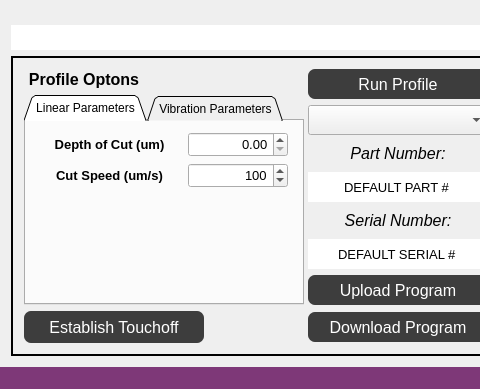
Before: the Qt Designer form src/ECM_gui/ECM_controller_gui.ui in dmherrington/ECM-Control-System, drawn with Qt 5; both pictures show x 0 to 480 and y 357 to 746 of the 1040 by 746 pixel window.
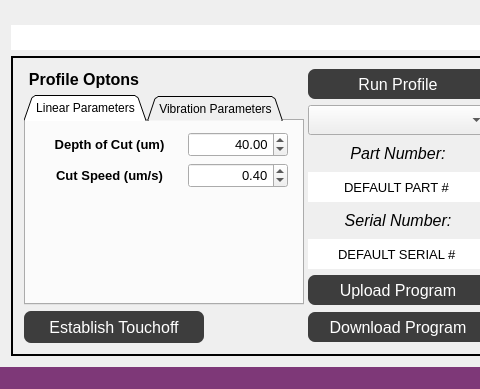
After: the same form once the commit is applied. The open tabs and pages were chosen to show the change. Custom widgets are drawn as their Qt base class.

```diff
--- a/src/ECM_gui/ECM_controller_gui.ui
+++ b/src/ECM_gui/ECM_controller_gui.ui
@@ -655,42 +655,6 @@
                </property>
               </widget>
              </item>
-             <item row="1" column="1">
-              <widget class="QSpinBox" name="spinBox_CutSpeed">
-               <property name="sizePolicy">
-                <sizepolicy hsizetype="Fixed" vsizetype="Fixed">
-                 <horstretch>0</horstretch>
-                 <verstretch>0</verstretch>
-                </sizepolicy>
-               </property>
-               <property name="minimumSize">
-                <size>
-                 <width>100</width>
-                 <height>25</height>
-                </size>
-               </property>
-               <property name="font">
-                <font>
-                 <pointsize>10</pointsize>
-                </font>
-               </property>
-               <property name="alignment">
-                <set>Qt::AlignRight|Qt::AlignTrailing|Qt::AlignVCenter</set>
-               </property>
-               <property name="minimum">
-                <number>1</number>
-               </property>
-               <property name="maximum">
-                <number>10000</number>
-               </property>
-               <property name="singleStep">
-                <number>10</number>
-               </property>
-               <property name="value">
-                <number>100</number>
-               </property>
-              </widget>
-             </item>
              <item row="0" column="1">
               <widget class="QDoubleSpinBox" name="doubleSpinBox_CutDepth">
                <property name="sizePolicy">
@@ -713,6 +677,39 @@
                <property name="alignment">
                 <set>Qt::AlignRight|Qt::AlignTrailing|Qt::AlignVCenter</set>
                </property>
+               <property name="value">
+                <double>40.000000000000000</double>
+               </property>
+              </widget>
+             </item>
+             <item row="1" column="1">
+              <widget class="QDoubleSpinBox" name="doubleSpinBox_CutSpeed">
+               <property name="sizePolicy">
+                <sizepolicy hsizetype="Fixed" vsizetype="Fixed">
+                 <horstretch>0</horstretch>
+                 <verstretch>0</verstretch>
+                </sizepolicy>
+               </property>
+               <property name="minimumSize">
+                <size>
+                 <width>100</width>
+                 <height>25</height>
+                </size>
+               </property>
+               <property name="font">
+                <font>
+                 <pointsize>10</pointsize>
+                </font>
+               </property>
+               <property name="alignment">
+                <set>Qt::AlignRight|Qt::AlignTrailing|Qt::AlignVCenter</set>
+               </property>
+               <property name="minimum">
+                <double>0.010000000000000</double>
+               </property>
+               <property name="value">
+                <double>0.400000000000000</double>
+               </property>
               </widget>
              </item>
             </layout>
```
Left out of the diff: 17 changed lines with no effect on the pictures.
